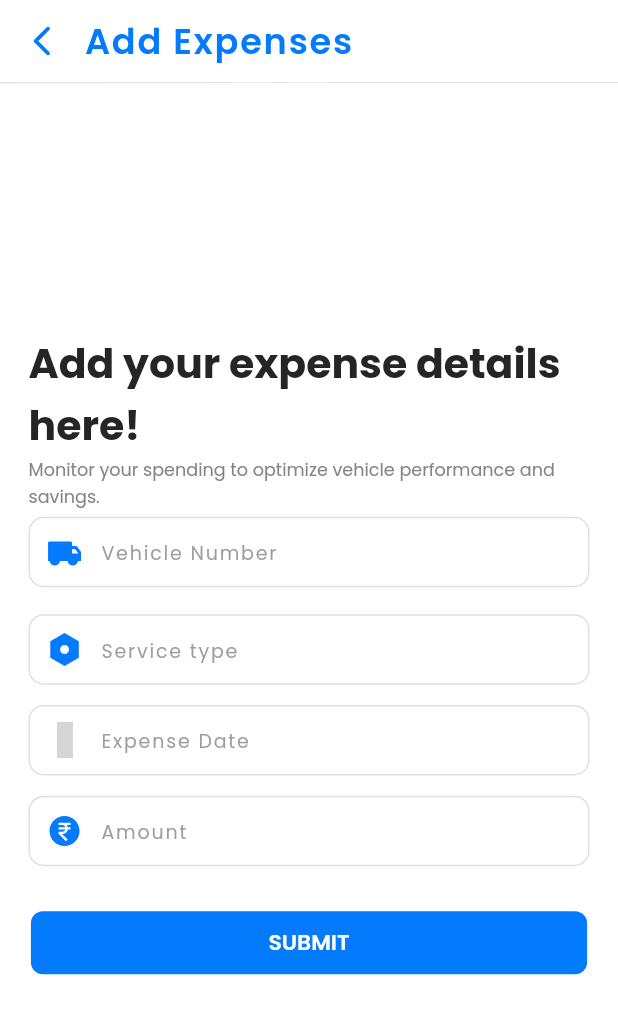
After one commit to bohiba/bohiba, a Flutter app: the AddOwnerExpensesScreen screen opened by its route, on a phone screen of 412 x 824 dp. The commit adds this screen. Shown: the top 1014 px of the screen. Run offline on Flutter 3.47's test engine with Material 3 defaults, Android fonts, the phone set to English and light mode, and no system bars; drawn by our look-alikes of auto_size_text; our stand-ins replace connectivity_plus, device_info_plus, dio, eva_icons_flutter, fl_chart, flutter_masked_text2 and 21 more; missing offline and left inert: flutter_device_type, marquee_text, universal_html, widgets_easier; accounts and stored records are empty; grey boxes are pictures that could not be loaded.

Commit message:
Add-Owner Expense Screen Design

```diff
--- a/lib/component/bohiba_appbar/home_appbar.dart
+++ b/lib/component/bohiba_appbar/home_appbar.dart
@@ -73,12 +73,32 @@ class HomeAppBar extends GetView<HomeController>
                   ),
                 );
               }
+
               if (RoleService.hasPermission(RolePermissionService.viewTrips)) {
                 items.add(
                   PopupMenuItem(
                     value: ServiceType.trip,
                     child: Text(
                       'Trips',
+                      style: TextStyle(
+                        fontSize: bohibaTheme.textTheme.titleMedium!.fontSize,
+                        fontWeight:
+                            bohibaTheme.textTheme.titleSmall!.fontWeight,
+                        color: bohibaTheme.textTheme.bodyMedium!.color,
+                      ),
+                    ),
+                  ),
+                );
+              }
+              //Expenses Menu
+              if (RoleService.hasPermission(
+                  RolePermissionService.viewExpenses)) {
+                items.add(
+                  PopupMenuItem(
+                    value: ServiceType.expenses,
+                    textStyle: TextStyle(),
+                    child: Text(
+                      'Expenses',
                       style: TextStyle(
                         fontSize: bohibaTheme.textTheme.titleMedium!.fontSize,
                         fontWeight:
@@ -127,8 +147,11 @@ class HomeAppBar extends GetView<HomeController>
                         }
                       },
                     );
+                  case ServiceType.expenses:
+                    return Get.toNamed(AppRoute.addOwnerExpense);
                   case ServiceType.manager:
                     break;
+
                   default:
                   // Manager
                 }
--- a/lib/dist/app_enums.dart
+++ b/lib/dist/app_enums.dart
@@ -14,7 +14,7 @@ enum InformationType { started, success, failed }
 
 enum StatusMessage { failure, warning, success }
 
-enum ServiceType { driver, trip, truck, manager }
+enum ServiceType { driver, trip, truck, expenses, manager }
 
 enum AddAssetUsing { uuid, doc, scan }
 
--- /dev/null
+++ b/lib/pages/expenses/add_owner_expenses_screen.dart
@@ -0,0 +1,133 @@
+import '/component/bohiba_inputfield/date_inputfield.dart';
+import '/controllers/auth_controller.dart';
+import '/services/global_service.dart';
+import 'package:get/get.dart';
+import 'package:intl/intl.dart';
+import '/component/bohiba_inputfield/password_inputfield.dart';
+import 'package:flutter/material.dart';
+import 'package:remixicon/remixicon.dart';
+import '/component/bohiba_buttons/primary_button.dart';
+import '/component/bohiba_inputfield/text_inputfield.dart';
+import '/dist/component_exports.dart';
+import '/theme/bohiba_theme.dart';
+
+class AddOwnerExpensesScreen extends GetView<AuthController> {
+  const AddOwnerExpensesScreen({super.key});
+
+  @override
+  Widget build(BuildContext context) {
+    String? email;
+    var route = Get.arguments;
+    if (route == null) {
+    } else {
+      final Map<String, dynamic> argsObj = route as Map<String, dynamic>;
+      email = argsObj['email'];
+    }
+    return Scaffold(
+      appBar:TitleAppbar(title: "Add Expenses"),
+      body: PopScope(
+        canPop: false,
+        onPopInvokedWithResult: (didPop, result) {
+          if (didPop == true) {
+            return;
+          }
+        },
+        child: Padding(
+          padding: EdgeInsets.symmetric(
+            horizontal: ScreenUtils.width20,
+          ),
+          child: Column(
+            crossAxisAlignment: CrossAxisAlignment.center,
+            mainAxisAlignment: MainAxisAlignment.center,
+            children: [
+              Align(
+                alignment: Alignment.centerLeft,
+                child: Text(
+                  'Add your expense details here!',
+                  style: bohibaTheme.textTheme.displayMedium,
+                ),
+              ),
+              Align(
+                alignment: Alignment.centerLeft,
+                child: Text(
+                  'Monitor your spending to optimize vehicle performance and savings.',
+                  style: TextStyle(
+                    fontSize: bohibaTheme.textTheme.bodySmall!.fontSize,
+                    fontWeight: bohibaTheme.textTheme.bodySmall!.fontWeight,
+                    color: bohibaTheme.textTheme.titleLarge!.color,
+                  ),
+                ),
+              ),
+              Form(
+                // key: signupKey,
+                child: Column(
+                  children: [
+
+                    //Vehicle number input
+                    TextInputField(
+                      controller: controller.nameController,
+                      hintText: "Vehicle Number",
+                      keyboardType: TextInputType.text,
+                      textCapitalization: TextCapitalization.characters,
+                      nextActionType: TextInputAction.next,
+                      prefixIcon: Icon(
+                        Remix.truck_fill,
+                      ),
+                    ),
+
+                    //Service type input
+                    TextInputField(
+                      hintText: "Service type",
+                      prefixIcon: Icon(Remix.settings_fill),
+                      maxLength: 13,
+                      keyboardType: TextInputType.text,
+                      nextActionType: TextInputAction.done,
+                      controller: controller.mobileController,
+                    ),
+
+                    //Expense Date Input
+                    DateInputField(
+                      width: ScreenUtils.width,
+                      hintText: 'Expense Date',
+                      controller: controller.dateController,
+                      onTap: () async {
+                        controller.pickedDate =
+                            await GlobalService.datePickerModal(
+                          context: context,
+                          endYear: DateTime(DateTime.now().year - 18,
+                              DateTime.now().month, DateTime.now().day),
+                        );
+                        controller.dateController.text =
+                            DateFormat('dd-MM-yyyy')
+                                .format(controller.pickedDate);
+                      },
+                    ),
+
+                     TextInputField(
+                      hintText: "Amount",
+                      prefixIcon: Icon(Remix.money_rupee_circle_fill),
+                      maxLength: 13,
+                      keyboardType: TextInputType.text,
+                      nextActionType: TextInputAction.done,
+                      controller: controller.mobileController,
+                    ),
+                  ],
+                ),
+              ),
+              SizedBox(height: ScreenUtils.height10),
+              PrimaryButton(
+                label: 'Submit',
+                onPressed: () async {
+                  if (email != null) {
+                    await controller.registerUser(txtEmail: email);
+                    return;
+                  }
+                },
+              )
+            ],
+          ),
+        ),
+      ),
+    );
+  }
+}
--- a/lib/routes/app_route.dart
+++ b/lib/routes/app_route.dart
@@ -1,5 +1,6 @@
 import 'package:bohiba/bindings/all_sent_connection_binding.dart';
 import 'package:bohiba/pages/driver/all_sent_request_page.dart';
+import 'package:bohiba/pages/expenses/add_owner_expenses_screen.dart';
 
 import '/bindings/analytic_binding.dart';
 import '/pages/analytic/analytic_page.dart';
@@ -176,6 +177,7 @@ class AppRoute {
   static const String contact = "/contact";
   static const String reportIssue = "/reportIssue";
   static const String about = "/about";
+  static const String addOwnerExpense = "/add-owner-expense";
 
   static const String newsScreen = "/news";
   static const String notifyScreen = "/notify";
@@ -240,6 +242,12 @@ class AppRoute {
       name: createUser,
       binding: AuthBinding(),
       page: () => const CreateUserPage(),
+    ),
+
+    GetPage(
+      name: addOwnerExpense,
+      binding: AuthBinding(),
+      page: () => const AddOwnerExpensesScreen(),
     ),
 
     GetPage(
--- a/lib/services/role_permission_service.dart
+++ b/lib/services/role_permission_service.dart
@@ -1,17 +1,16 @@
 class RolePermissionService {
-  static const String manageTrucks = 'manage_trucks';
   static const String addTrucks = 'add_trucks';
   static const String editTrucks = 'edit_trucks';
   static const String deleteTrucks = 'delete_trucks';
   static const String viewTrucks = 'view_trucks';
 
-  static const String manageDrivers = 'manage_driver';
   static const String addDrivers = "add_drivers";
   static const String editDrivers = 'edit_drivers';
   static const String deleteDrivers = 'delete_drivers';
   static const String viewDriver = 'view_drivers';
+  static const String viewExpenses = 'view_expenses';
 
-  static const String manageTrips = 'manage_trips';
+
   static const String viewTrips = "view_trips";
   static const String addTrips = "add_trips";
   static const String editTrips = 'edit_trips';
--- a/lib/services/role_service.dart
+++ b/lib/services/role_service.dart
@@ -17,14 +17,15 @@ class RolePermissionManager {
           RolePermissionService.editTrucks,
           RolePermissionService.deleteTrucks,
           RolePermissionService.viewDriver,
+          RolePermissionService.viewExpenses,
           RolePermissionService.addDrivers,
           RolePermissionService.editTrips,
           RolePermissionService.viewMaintainance,
         ],
         UserRoles.manager: [
-          RolePermissionService.manageTrucks,
-          RolePermissionService.manageDrivers,
-          RolePermissionService.manageTrips,
+          RolePermissionService.viewTrucks,
+          RolePermissionService.viewDriver,
+          RolePermissionService.viewTrips,
         ],
         UserRoles.driver: [
           RolePermissionService.viewTrips,
```
